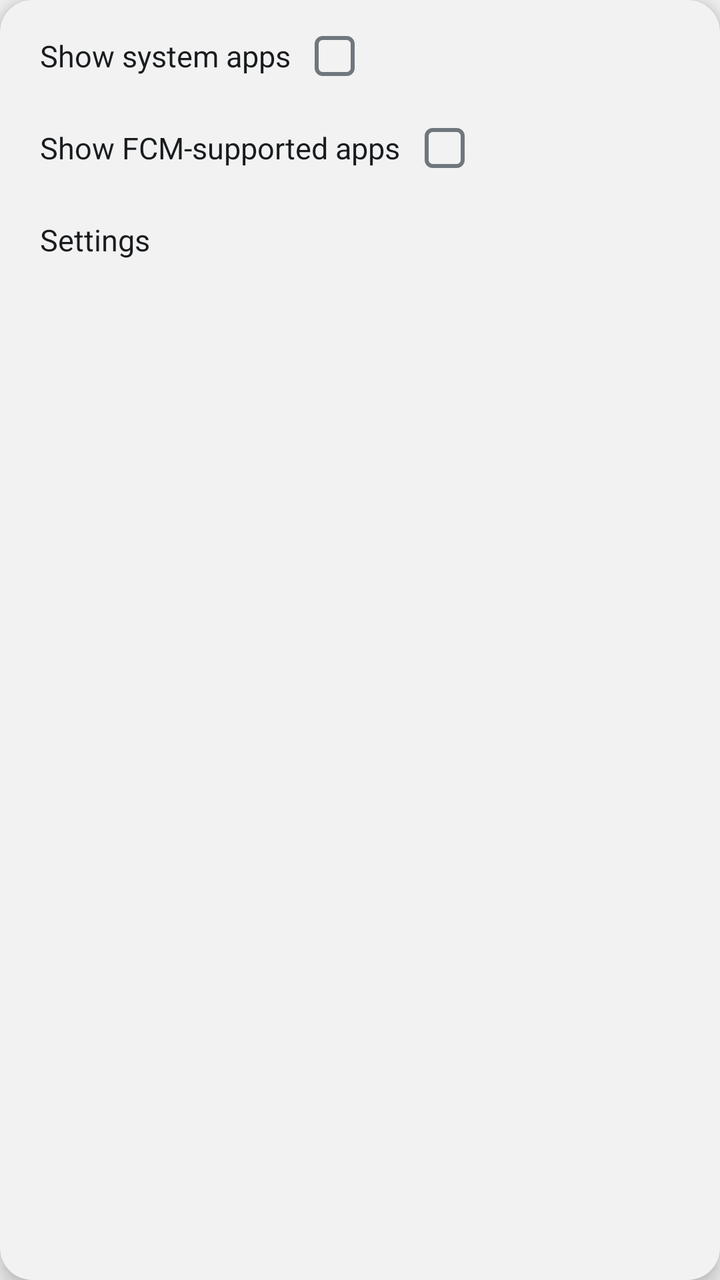
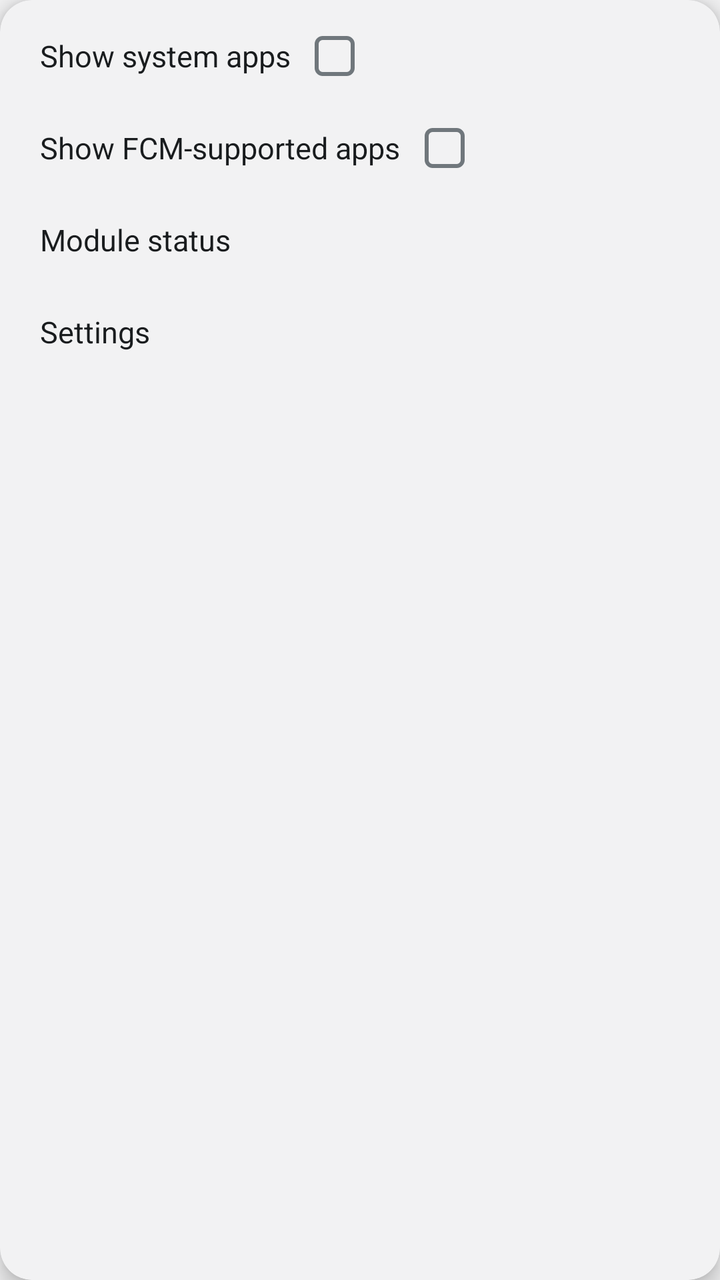

Two renders of the same Android screen: before a commit and after it. Below are the layout's source before the change and the commit's diff.
<!-- AndroidManifest.xml: application theme Theme.HyperFCMLive -->
<!-- res/layout/popup_overflow.xml -->
<?xml version="1.0" encoding="utf-8"?>
<LinearLayout xmlns:android="http://schemas.android.com/apk/res/android"
    android:layout_width="wrap_content"
    android:layout_height="wrap_content"
    android:background="@drawable/bg_popup_menu"
    android:clipChildren="true"
    android:clipToOutline="true"
    android:elevation="6dp"
    android:minWidth="180dp"
    android:orientation="vertical"
    android:paddingTop="5dp"
    android:paddingBottom="5dp"
    android:paddingStart="6dp"
    android:paddingEnd="6dp">

    <LinearLayout
        android:id="@+id/menu_show_system"
        android:layout_width="wrap_content"
        android:layout_height="46dp"
        android:background="@drawable/bg_popup_item_bg"
        android:clickable="true"
        android:clipToOutline="true"
        android:focusable="true"
        android:foreground="@drawable/bg_popup_item_ripple"
        android:gravity="center_vertical"
        android:orientation="horizontal"
        android:paddingStart="14dp"
        android:paddingEnd="14dp">

        <TextView
            android:id="@+id/menu_show_system_label"
            android:layout_width="wrap_content"
            android:layout_height="wrap_content"
            android:text="@string/show_system_apps"
            android:textColor="@color/md_on_surface"
            android:textSize="15sp" />

        <ImageView
            android:id="@+id/menu_show_system_check"
            android:layout_width="20dp"
            android:layout_height="20dp"
            android:layout_marginStart="12dp"
            android:contentDescription="@null"
            android:src="@drawable/md3_check_off" />
    </LinearLayout>

    <LinearLayout
        android:id="@+id/menu_show_fcm"
        android:layout_width="wrap_content"
        android:layout_height="46dp"
        android:background="@drawable/bg_popup_item_bg"
        android:clickable="true"
        android:clipToOutline="true"
        android:focusable="true"
        android:foreground="@drawable/bg_popup_item_ripple"
        android:gravity="center_vertical"
        android:orientation="horizontal"
        android:paddingStart="14dp"
        android:paddingEnd="14dp">

        <TextView
            android:id="@+id/menu_show_fcm_label"
            android:layout_width="wrap_content"
            android:layout_height="wrap_content"
            android:text="@string/show_fcm_supported_apps"
            android:textColor="@color/md_on_surface"
            android:textSize="15sp" />

        <ImageView
            android:id="@+id/menu_show_fcm_check"
            android:layout_width="20dp"
            android:layout_height="20dp"
            android:layout_marginStart="12dp"
            android:contentDescription="@null"
            android:src="@drawable/md3_check_off" />
    </LinearLayout>

    <LinearLayout
        android:id="@+id/menu_about"
        android:layout_width="match_parent"
        android:layout_height="46dp"
        android:background="@drawable/bg_popup_item_bg"
        android:clickable="true"
        android:clipToOutline="true"
        android:focusable="true"
        android:foreground="@drawable/bg_popup_item_ripple"
        android:gravity="center_vertical"
        android:orientation="horizontal"
        android:paddingStart="14dp"
        android:paddingEnd="14dp">

        <TextView
            android:id="@+id/menu_about_label"
            android:layout_width="wrap_content"
            android:layout_height="wrap_content"
            android:text="@string/settings"
            android:textColor="@color/md_on_surface"
            android:textSize="15sp" />
    </LinearLayout>

</LinearLayout>
<!-- resources referenced by this layout -->
<resources>
  <color name="md_on_surface">#23191B</color>
  <!-- drawable bg_popup_item_bg (drawable) -->
  <?xml version="1.0" encoding="utf-8"?>
  <shape xmlns:android="http://schemas.android.com/apk/res/android"
      android:shape="rectangle">
      <solid android:color="@android:color/transparent" />
      <corners android:radius="12dp" />
  </shape>
  <!-- drawable bg_popup_item_ripple (drawable) -->
  <?xml version="1.0" encoding="utf-8"?>
  <ripple xmlns:android="http://schemas.android.com/apk/res/android"
      android:color="@color/md_popup_item_ripple">
      <item android:id="@android:id/mask">
          <shape android:shape="rectangle">
              <solid android:color="@android:color/white" />
              <corners android:radius="12dp" />
          </shape>
      </item>
  </ripple>
  <!-- drawable bg_popup_menu (drawable) -->
  <?xml version="1.0" encoding="utf-8"?>
  <shape xmlns:android="http://schemas.android.com/apk/res/android"
      android:shape="rectangle">
      <solid android:color="@color/md_popup_menu_bg" />
      <corners android:radius="16dp" />
  </shape>
  <!-- drawable md3_check_off (drawable) -->
  <?xml version="1.0" encoding="utf-8"?>
  <shape xmlns:android="http://schemas.android.com/apk/res/android"
      android:shape="rectangle">
      <stroke
          android:width="2dp"
          android:color="@color/md_outline" />
      <solid android:color="@android:color/transparent" />
      <corners android:radius="3dp" />
      <size
          android:width="20dp"
          android:height="20dp" />
  </shape>
  <string name="settings">Settings</string>
  <string name="show_fcm_supported_apps">Show FCM-supported apps</string>
  <string name="show_system_apps">Show system apps</string>
  <style name="Theme.HyperFCMLive" parent="android:Theme.DeviceDefault.DayNight">
          <item name="android:windowActionBar">false</item>
          <item name="android:windowNoTitle">true</item>
          <item name="android:windowBackground">@color/md_page_bg</item>
          <item name="android:windowLightStatusBar">true</item>
          <item name="android:colorPrimary">@color/md_primary</item>
          <item name="android:colorAccent">@color/md_primary</item>
          <item name="android:textColorPrimary">@color/md_on_surface</item>
          <item name="android:textColorSecondary">@color/md_on_surface_variant</item>
      </style>
  <color name="md_popup_item_ripple">#3D8B4A5A</color>
  <color name="md_popup_menu_bg">#F2F2F3</color>
  <color name="md_outline">#857377</color>
  <color name="md_page_bg">#F2F2F3</color>
  <color name="md_primary">#8B4A5A</color>
  <color name="md_on_surface_variant">#534347</color>
</resources>

<!-- the commit's change to res/layout/popup_overflow.xml (unified diff, before → after) -->
@@ -76,6 +76,29 @@
     </LinearLayout>
 
     <LinearLayout
+        android:id="@+id/menu_status"
+        android:layout_width="match_parent"
+        android:layout_height="46dp"
+        android:background="@drawable/bg_popup_item_bg"
+        android:clickable="true"
+        android:clipToOutline="true"
+        android:focusable="true"
+        android:foreground="@drawable/bg_popup_item_ripple"
+        android:gravity="center_vertical"
+        android:orientation="horizontal"
+        android:paddingStart="14dp"
+        android:paddingEnd="14dp">
+
+        <TextView
+            android:id="@+id/menu_status_label"
+            android:layout_width="wrap_content"
+            android:layout_height="wrap_content"
+            android:text="@string/module_status"
+            android:textColor="@color/md_on_surface"
+            android:textSize="15sp" />
+    </LinearLayout>
+
+    <LinearLayout
         android:id="@+id/menu_about"
         android:layout_width="match_parent"
         android:layout_height="46dp"
<!-- resource entries referenced after the edit -->
@@ -39,6 +39,7 @@
           android:width="20dp"
           android:height="20dp" />
   </shape>
+  <string name="module_status">Module status</string>
   <string name="settings">Settings</string>
   <string name="show_fcm_supported_apps">Show FCM-supported apps</string>
   <string name="show_system_apps">Show system apps</string>
